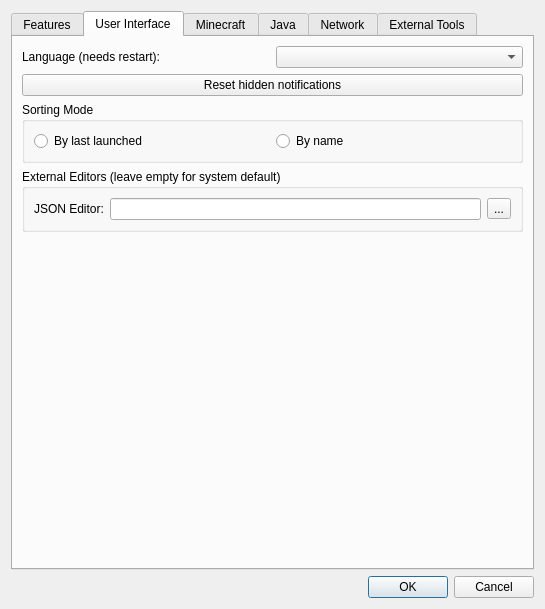
Qt form gui/dialogs/SettingsDialog.ui (FreesmTeam/FreesmLauncher) before a commit.
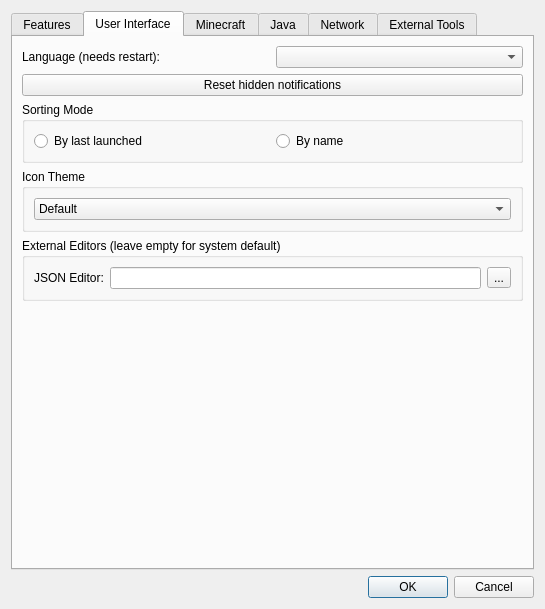
The same form after that commit. The open tabs and pages were chosen to show the change. Icons and pictures are not drawn.

Commit message:
New flat icon themes from pexner
Squash and rework of commits from robotbrain

```diff
--- a/gui/dialogs/SettingsDialog.ui
+++ b/gui/dialogs/SettingsDialog.ui
@@ -326,6 +326,43 @@
          </layout>
         </widget>
        </item>
+       <item>
+        <widget class="QGroupBox" name="themeBox">
+         <property name="title">
+          <string>Icon Theme</string>
+         </property>
+         <layout class="QHBoxLayout" name="themeBoxLayout">
+          <item>
+           <widget class="QComboBox" name="themeComboBox">
+            <property name="sizePolicy">
+             <sizepolicy hsizetype="Minimum" vsizetype="Fixed">
+              <horstretch>0</horstretch>
+              <verstretch>0</verstretch>
+             </sizepolicy>
+            </property>
+            <property name="focusPolicy">
+             <enum>Qt::StrongFocus</enum>
+            </property>
+            <item>
+             <property name="text">
+              <string>Default</string>
+             </property>
+            </item>
+            <item>
+             <property name="text">
+              <string>Simple</string>
+             </property>
+            </item>
+            <item>
+             <property name="text">
+              <string>Simple (Light Icons)</string>
+             </property>
+            </item>
+           </widget>
+          </item>
+         </layout>
+        </widget>
+       </item>
        <item>
         <widget class="QGroupBox" name="editorsBox">
          <property name="title">
```
Left out of the diff: 2 changed lines with no effect on the pictures. The commit also changes 58 other files.
